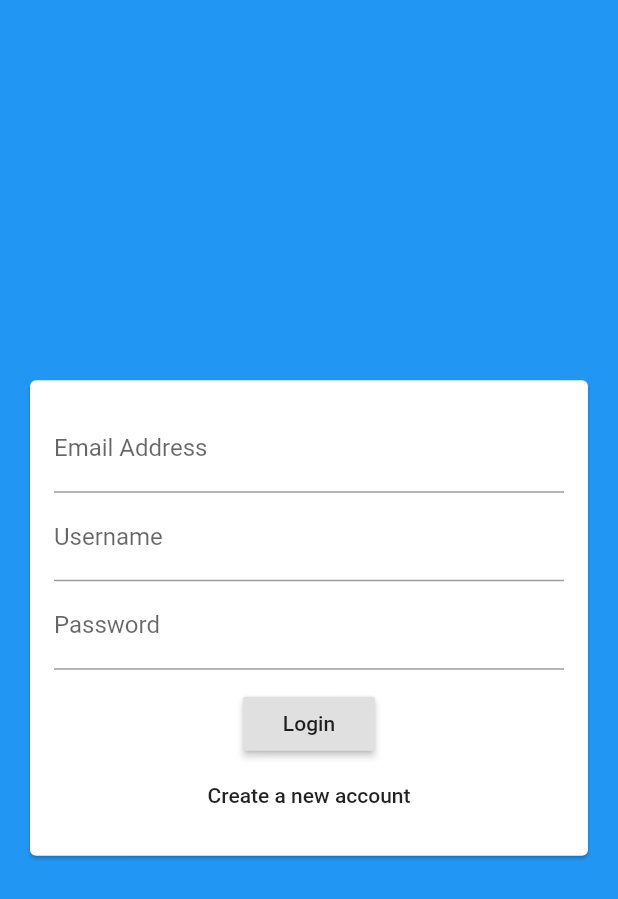
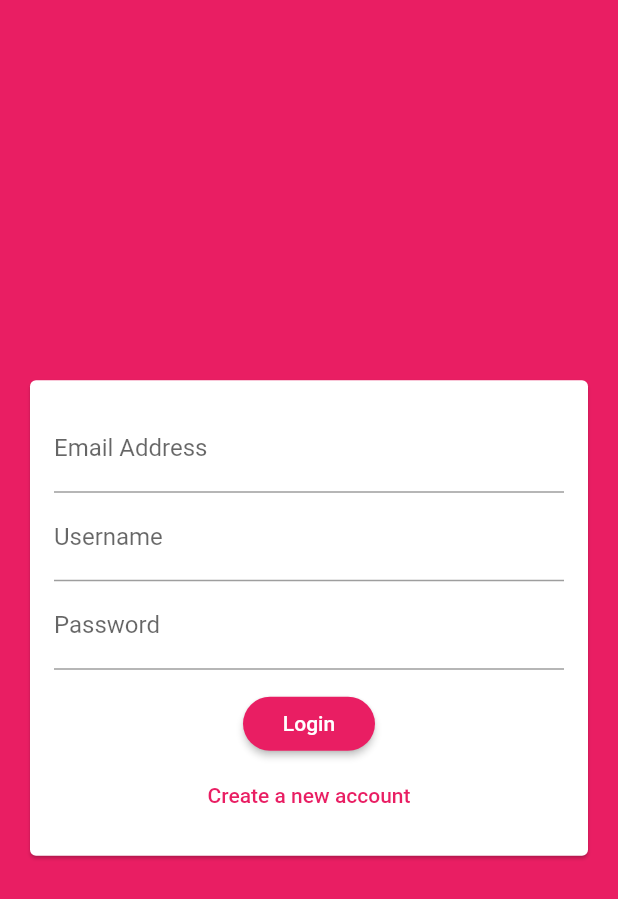
Before and after one commit to igorvidottof/flutter-firebase-chat, a Flutter app: the screen it shows after launch, on a phone screen of 412 x 824 dp. Shown: the top 899 px of the screen. Run offline on Flutter 3.47's test engine with Material 2 defaults, Android fonts, the phone set to English and light mode, and no system bars; our stand-ins replace cloud_firestore; accounts and stored records are empty.

Commit message:
lesson 318 - Adding an App Theme

```diff
--- a/lib/main.dart
+++ b/lib/main.dart
@@ -11,8 +11,17 @@ class MyApp extends StatelessWidget {
     return MaterialApp(
       title: 'FlutterChat',
       theme: ThemeData(
-        primarySwatch: Colors.blue,
-        visualDensity: VisualDensity.adaptivePlatformDensity,
+        primarySwatch: Colors.pink,
+        backgroundColor: Colors.pink,
+        accentColor: Colors.deepPurple,
+        accentColorBrightness: Brightness.dark,
+        buttonTheme: ButtonTheme.of(context).copyWith(
+          buttonColor: Colors.pink,
+          textTheme: ButtonTextTheme.primary,
+          shape: RoundedRectangleBorder(
+            borderRadius: BorderRadius.circular(20),
+          ),
+        ),
       ),
       home: AuthScreen(),
     );
--- a/lib/widgets/auth/auth_form.dart
+++ b/lib/widgets/auth/auth_form.dart
@@ -39,6 +39,7 @@ class _AuthFormState extends State<AuthForm> {
                     onPressed: () {},
                   ),
                   FlatButton(
+                    textColor: Theme.of(context).primaryColor,
                     child: Text('Create a new account'),
                     onPressed: () {},
                   ),
```
